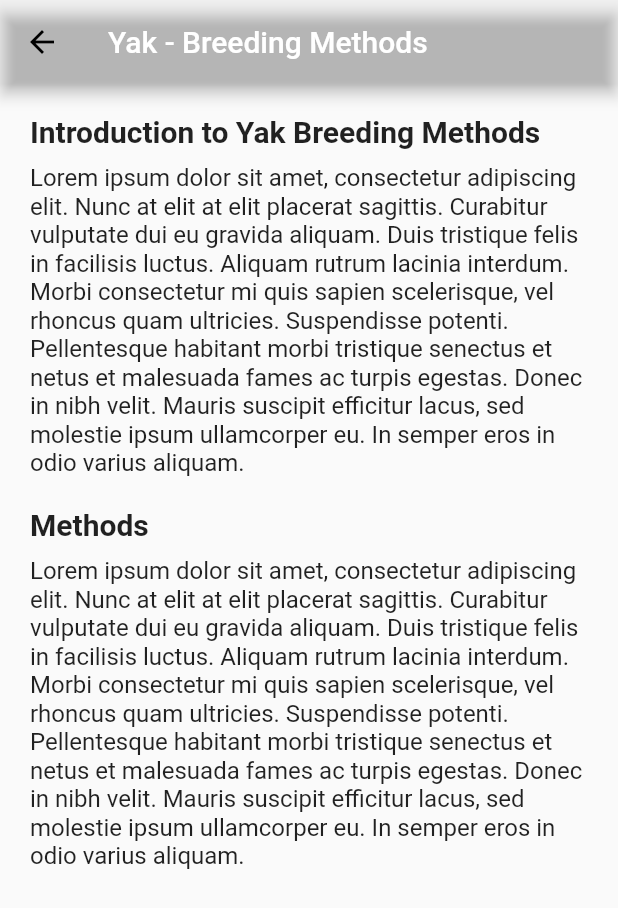
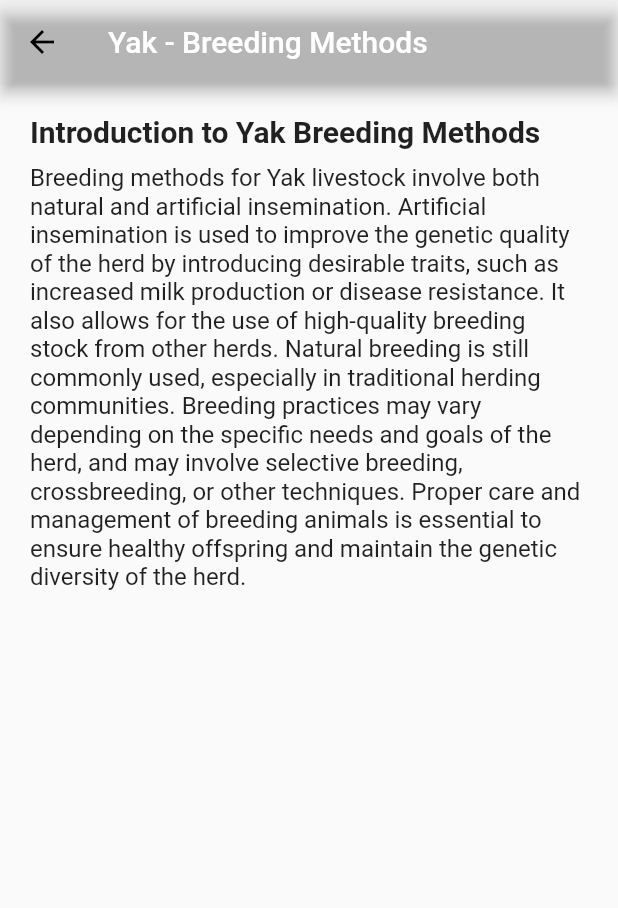
Before and after one commit to Ramadhanmkoma/FirmWise, a Flutter app: the BreedingMethod screen opened directly, on a phone screen of 412 x 824 dp. Shown: the top 908 px of the screen. Run offline on Flutter 3.47's test engine with Material 2 defaults, Android fonts, the light colour scheme and no system bars.

Commit message:
features updates

```diff
--- a/lib/crops/aboutBusiness.dart
+++ b/lib/crops/aboutBusiness.dart
@@ -9,8 +9,12 @@ class CropAboutBusinessPage extends StatelessWidget {
   Widget build(BuildContext context) {
     return Scaffold(
       appBar: AppBar(
-        title: Text('$cropName - About Business'),
+        title: Text(
+          '$cropName - About Business',
+          style: TextStyle(color: Colors.black),
+        ),
         backgroundColor: Colors.transparent,
+        elevation: 0,
         iconTheme: IconThemeData(color: Colors.black),
       ),
       body: Container(
--- a/lib/livestock/breeding-method.dart
+++ b/lib/livestock/breeding-method.dart
@@ -24,19 +24,10 @@ class BreedingMethod extends StatelessWidget {
             ),
             SizedBox(height: 10),
             Text(
-              'Lorem ipsum dolor sit amet, consectetur adipiscing elit. Nunc at elit at elit placerat sagittis. Curabitur vulputate dui eu gravida aliquam. Duis tristique felis in facilisis luctus. Aliquam rutrum lacinia interdum. Morbi consectetur mi quis sapien scelerisque, vel rhoncus quam ultricies. Suspendisse potenti. Pellentesque habitant morbi tristique senectus et netus et malesuada fames ac turpis egestas. Donec in nibh velit. Mauris suscipit efficitur lacus, sed molestie ipsum ullamcorper eu. In semper eros in odio varius aliquam.',
+              'Breeding methods for Yak livestock involve both natural and artificial insemination. Artificial insemination is used to improve the genetic quality of the herd by introducing desirable traits, such as increased milk production or disease resistance. It also allows for the use of high-quality breeding stock from other herds. Natural breeding is still commonly used, especially in traditional herding communities. Breeding practices may vary depending on the specific needs and goals of the herd, and may involve selective breeding, crossbreeding, or other techniques. Proper care and management of breeding animals is essential to ensure healthy offspring and maintain the genetic diversity of the herd.',
               style: TextStyle(fontSize: 16),
             ),
             SizedBox(height: 20),
-            Text(
-              'Methods',
-              style: TextStyle(fontSize: 20, fontWeight: FontWeight.bold),
-            ),
-            SizedBox(height: 10),
-            Text(
-              'Lorem ipsum dolor sit amet, consectetur adipiscing elit. Nunc at elit at elit placerat sagittis. Curabitur vulputate dui eu gravida aliquam. Duis tristique felis in facilisis luctus. Aliquam rutrum lacinia interdum. Morbi consectetur mi quis sapien scelerisque, vel rhoncus quam ultricies. Suspendisse potenti. Pellentesque habitant morbi tristique senectus et netus et malesuada fames ac turpis egestas. Donec in nibh velit. Mauris suscipit efficitur lacus, sed molestie ipsum ullamcorper eu. In semper eros in odio varius aliquam.',
-              style: TextStyle(fontSize: 16),
-            ),
           ],
         ),
       ),
--- a/lib/livestock/fertilizer.dart
+++ b/lib/livestock/fertilizer.dart
@@ -43,7 +43,7 @@ class GettingFertilizer extends StatelessWidget {
                 height: 20,
               ),
               Text(
-                'Lorem ipsum dolor sit amet, consectetur adipiscing elit. Sed pretium ullamcorper ante, ac mattis sapien. Nunc gravida auctor justo, vel laoreet felis rhoncus in. Integer sit amet eleifend velit. Curabitur fringilla nisl eget elit maximus suscipit. Donec posuere tortor in urna posuere aliquam. Donec a fringilla justo. Vivamus eget tellus eu tellus finibus bibendum eu ac justo. In dapibus nisi nunc, at faucibus odio hendrerit a. Aenean bibendum ex nec enim malesuada, quis rhoncus justo eleifend. Nam quis imperdiet arcu, sit amet pellentesque turpis.',
+                'Yaks require a balanced nutrient supply for healthy growth and optimal productivity. Providing the right type and amount of fertilizer can improve the quality and quantity of the forage, which is the primary source of nutrition for yaks. Commonly used fertilizers for yak pasture include nitrogen, phosphorus, and potassium. It is important to consult with a local agricultural expert to determine the appropriate type and amount of fertilizer to use for your specific soil and climatic conditions. Proper application timing and techniques are also crucial for maximizing the benefits of fertilization while minimizing the risk of environmental damage.',
                 style: TextStyle(fontSize: 16.0, fontWeight: FontWeight.normal),
               )
             ],
```
